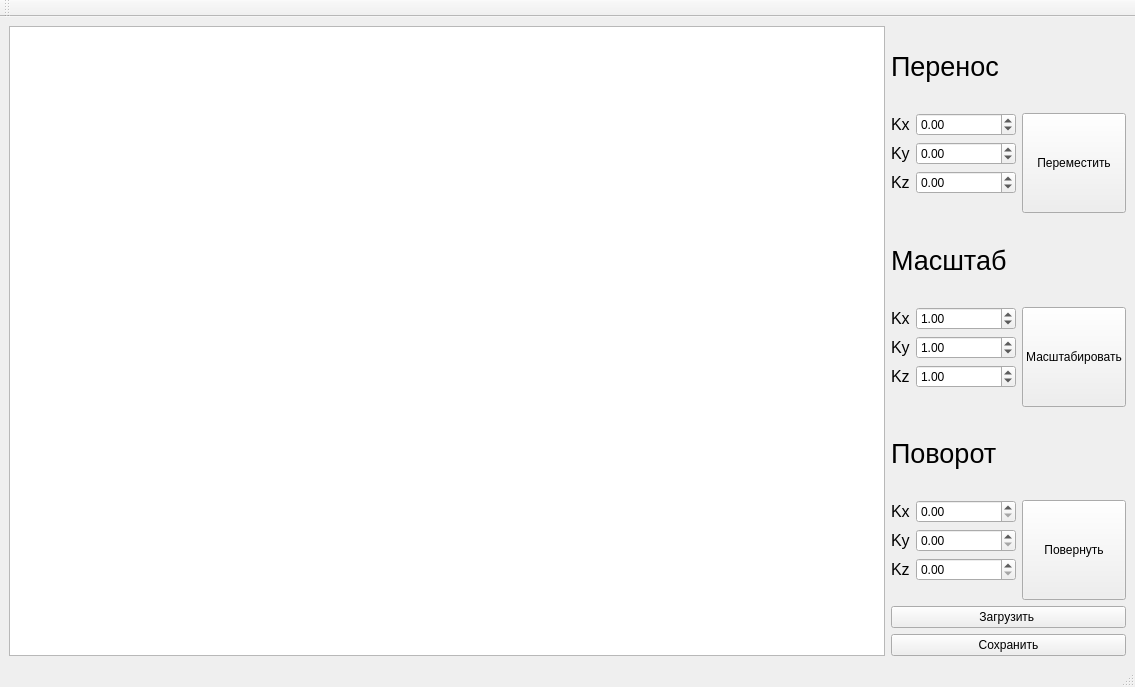
This is mainwindow.ui in needsomesleeptd/OOP as Qt 5 draws it before an edit. The edited form follows.
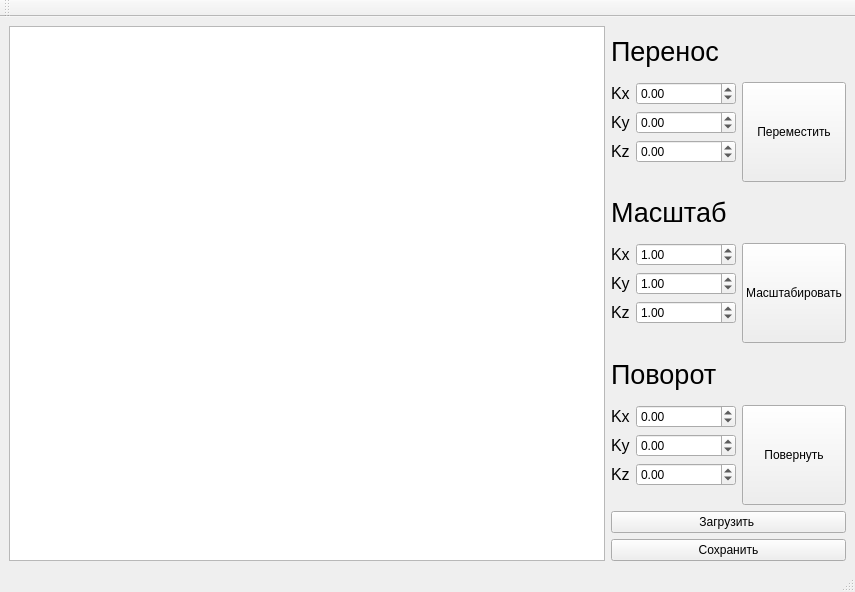
This is the edited form.

What changed in the file:
```diff
--- a/mainwindow.ui
+++ b/mainwindow.ui
@@ -6,8 +6,8 @@
    <rect>
     <x>0</x>
     <y>0</y>
-    <width>1135</width>
-    <height>687</height>
+    <width>855</width>
+    <height>592</height>
    </rect>
   </property>
   <property name="windowTitle">
@@ -18,7 +18,14 @@
     <item>
      <layout class="QHBoxLayout" name="horizontalLayout_4">
       <item>
-       <widget class="QGraphicsView" name="graphicsView"/>
+       <widget class="QGraphicsView" name="graphicsView">
+        <property name="minimumSize">
+         <size>
+          <width>400</width>
+          <height>0</height>
+         </size>
+        </property>
+       </widget>
       </item>
       <item>
        <layout class="QVBoxLayout" name="verticalLayout">
@@ -325,6 +332,9 @@
                 <height>0</height>
                </size>
               </property>
+              <property name="minimum">
+               <double>-360.000000000000000</double>
+              </property>
               <property name="maximum">
                <double>360.000000000000000</double>
               </property>
@@ -338,6 +348,9 @@
                 <height>0</height>
                </size>
               </property>
+              <property name="minimum">
+               <double>-360.000000000000000</double>
+              </property>
               <property name="maximum">
                <double>360.000000000000000</double>
               </property>
@@ -351,6 +364,9 @@
                 <height>0</height>
                </size>
               </property>
+              <property name="minimum">
+               <double>-360.000000000000000</double>
+              </property>
               <property name="maximum">
                <double>360.000000000000000</double>
               </property>
```
Left out of the diff: 11 changed lines with no effect on the pictures.
